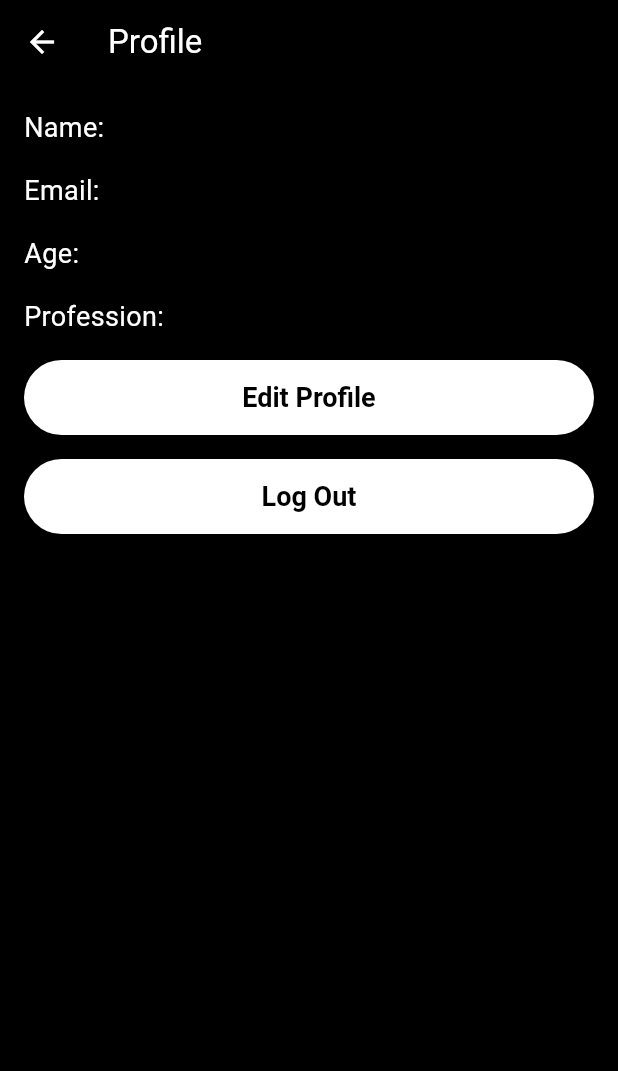
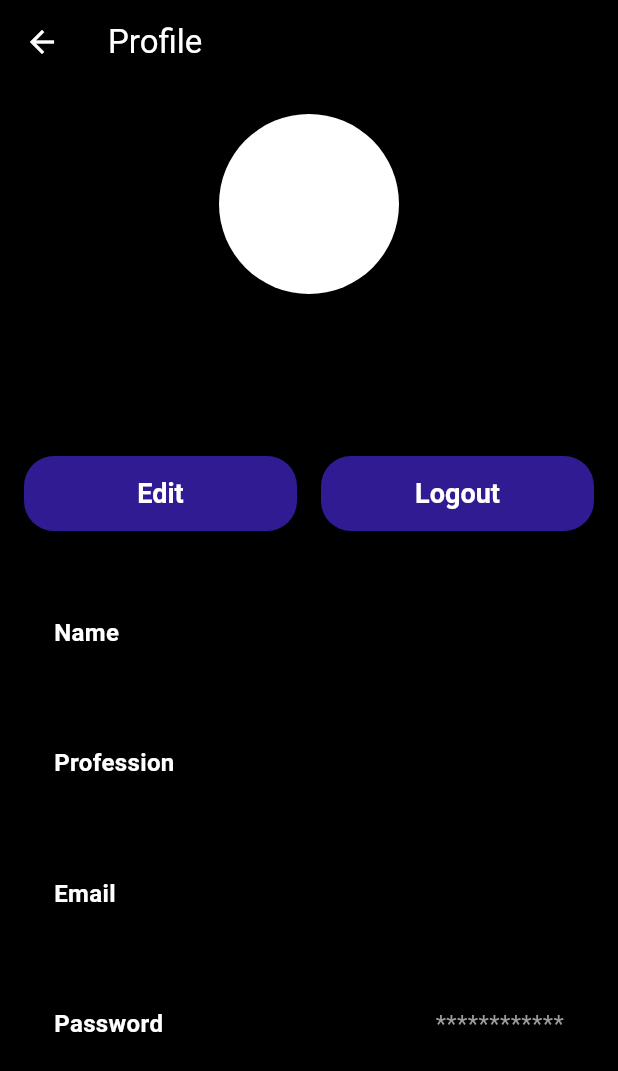
Before and after one commit to cardioverse/ECG-labs, a Flutter app: the SettingsScreen screen opened directly, after a tap on "Profile", on a phone screen of 412 x 824 dp. Shown: the top 1071 px of the screen. Run offline on Flutter 3.47's test engine with Material 3 defaults, Android fonts, the phone set to English and light mode, and no system bars; our stand-ins replace carousel_slider, cloud_firestore, firebase_auth, firebase_core, firebase_storage, flutter_dotenv and 3 more; accounts and stored records are empty.

Commit message:
Added profile screen, slight adjustments to colors

```diff
--- a/lib/progress_card/progress_card.dart
+++ b/lib/progress_card/progress_card.dart
@@ -138,7 +138,7 @@ class _CustomExpansionCardState extends State<CustomExpansionCard> with TickerPr
           ),
           child: Container(
             decoration: BoxDecoration(
-              color: Colors.deepPurple.shade800,
+              color: Colors.deepPurple.shade900,
               borderRadius: BorderRadius.circular(20.0),
             ),
             child: InkWell(
--- a/lib/screens/settings_screen.dart
+++ b/lib/screens/settings_screen.dart
@@ -2,26 +2,36 @@ import 'package:flutter/material.dart';
 import 'package:cloud_firestore/cloud_firestore.dart';
 import 'package:firebase_auth/firebase_auth.dart';
 import 'package:ecg_trainer/user_authentication/login_screen.dart';
+import 'package:ecg_trainer/user_authentication/profile_screen.dart';
 
 class SettingsScreen extends StatelessWidget {
   @override
   Widget build(BuildContext context) {
     return Scaffold(
-      body: Padding(
-        padding: const EdgeInsets.only(top: 48.0, left: 16.0, right: 16.0, bottom: 16.0),
-        child: SingleChildScrollView(
+      appBar: AppBar(
+        title: Text('Settings'),
+        backgroundColor: Colors.black,
+      ),
+      body: SingleChildScrollView(
+        padding: const EdgeInsets.all(16.0),
         child: Column(
-            crossAxisAlignment: CrossAxisAlignment.stretch,
+          crossAxisAlignment: CrossAxisAlignment.start,
           children: [
-              Card(
-                elevation: 4,
-                shape: RoundedRectangleBorder(
-                  borderRadius: BorderRadius.circular(12),
+            GridView(
+              shrinkWrap: true,
+              physics: NeverScrollableScrollPhysics(),
+              gridDelegate: SliverGridDelegateWithFixedCrossAxisCount(
+                crossAxisCount: 2,
+                childAspectRatio: 1.5,
+                crossAxisSpacing: 16,
+                mainAxisSpacing: 16,
               ),
-                child: ListTile(
-                  leading: Icon(Icons.person_outline, color: Colors.blue),
-                  title: Text('Profile'),
-                  subtitle: Text('Manage your profile information'),
+              children: [
+                SettingsCard(
+                  icon: Icons.person_outline,
+                  iconColor: Colors.white,
+                  title: 'Profile',
+                  subtitle: 'Manage your profile information',
                   onTap: () {
                     Navigator.push(
                       context,
@@ -29,92 +39,211 @@ class SettingsScreen extends StatelessWidget {
                     );
                   },
                 ),
+                SettingsCard(
+                  icon: Icons.restart_alt_outlined,
+                  iconColor: Colors.white,
+                  title: 'Reset Data',
+                  subtitle: 'Reset all app data',
+                  onTap: () {
+                    // Add functionality to reset data
+                  },
+                ),
+                SettingsCard(
+                  icon: Icons.notifications_outlined,
+                  iconColor: Colors.white,
+                  title: 'Notification',
+                  subtitle: 'Toggle notification',
+                  onTap: () {
+                    // Add functionality to toggle notifications
+                  },
+                ),
+                SettingsCard(
+                  icon: Icons.privacy_tip_outlined,
+                  iconColor: Colors.white,
+                  title: 'Privacy Policy',
+                  subtitle: 'View our privacy policy',
+                  onTap: () {
+                    // Add functionality to show privacy policy
+                  },
+                ),
+              ],
             ),
             SizedBox(height: 16),
             Card(
+              color: Colors.deepPurple[900],
               elevation: 4,
               shape: RoundedRectangleBorder(
                 borderRadius: BorderRadius.circular(12),
               ),
-                child: ListTile(
-                  leading: Icon(Icons.language_outlined, color: Colors.green),
-                  title: Text('Language'),
-                  subtitle: Text('Change app language'),
-                  onTap: () {
-                    // Add functionality to change language
-                  },
+              child: Padding(
+                padding: const EdgeInsets.all(16.0),
+                child: Column(
+                  crossAxisAlignment: CrossAxisAlignment.start,
+                  children: [
+                    Text(
+                      'About',
+                      style: TextStyle(
+                        fontSize: 18,
+                        fontWeight: FontWeight.bold,
+                        color: Colors.white,
+                      ),
+                    ),
+                    SizedBox(height: 8),
+                    Text(
+                      'ECG Labs',
+                      style: TextStyle(
+                        fontSize: 24,
+                        fontWeight: FontWeight.bold,
+                        color: Colors.white,
+                      ),
+                    ),
+                    SizedBox(height: 4),
+                    Text(
+                      'Version : 1.0.0',
+                      style: TextStyle(
+                        fontSize: 14,
+                        color: Colors.white,
                       ),
                     ),
                     SizedBox(height: 16),
-              Card(
+                    Text(
+                      'Developed by Cardioverse to provide a comprehensive, user-friendly learning experience',
+                      style: TextStyle(
+                        fontSize: 14,
+                        color: Colors.white,
+                      ),
+                    ),
+                    SizedBox(height: 16),
+                    Text(
+                      'Cardioverse is committed to developing practical, user-friendly tools for cardiology education. Through ECG Labs, we aim to bridge the gap between theory and clinical practice, helping professionals hone their ECG interpretation skills.',
+                      style: TextStyle(
+                        fontSize: 14,
+                        color: Colors.white,
+                      ),
+                    ),
+                    SizedBox(height: 16),
+                    Row(
+                      mainAxisAlignment: MainAxisAlignment.spaceEvenly,
+                      children: [
+                        IconButton(
+                          icon: Icon(Icons.language, color: Colors.white),
+                          onPressed: () {
+                            // Add functionality to open website
+                          },
+                        ),
+                        IconButton(
+                          icon: Icon(Icons.alternate_email, color: Colors.white),
+                          onPressed: () {
+                            // Add functionality to open Twitter
+                          },
+                        ),
+                        IconButton(
+                          icon: Icon(Icons.code, color: Colors.white),
+                          onPressed: () {
+                            // Add functionality to open GitHub
+                          },
+                        ),
+                        IconButton(
+                          icon: Icon(Icons.business, color: Colors.white),
+                          onPressed: () {
+                            // Add functionality to open LinkedIn
+                          },
+                        ),
+                      ],
+                    ),
+                  ],
+                ),
+              ),
+            ),
+            SizedBox(height: 16),
+            Padding(
+              padding: const EdgeInsets.symmetric(horizontal: 16.0),
+              child: Row(
+                mainAxisAlignment: MainAxisAlignment.spaceEvenly,
+                children: [
+                  Expanded(
+                    child: ElevatedButton(
+                      style: ElevatedButton.styleFrom(
+                        backgroundColor: Colors.deepPurple[900],
+                        shape: RoundedRectangleBorder(
+                          borderRadius: BorderRadius.circular(12),
+                        ),
+                      ),
+                      onPressed: () {
+                        // Add functionality for licenses
+                      },
+                      child: Text('Licenses', style: TextStyle(color: Colors.white)),
+                    ),
+                  ),
+                  SizedBox(width: 16),
+                  Expanded(
+                    child: ElevatedButton(
+                      style: ElevatedButton.styleFrom(
+                        backgroundColor: Colors.deepPurple[900],
+                        shape: RoundedRectangleBorder(
+                          borderRadius: BorderRadius.circular(12),
+                        ),
+                      ),
+                      onPressed: () {
+                        // Add functionality for privacy policy
+                      },
+                      child: Text('Privacy policy', style: TextStyle(color: Colors.white)),
+                    ),
+                  ),
+                ],
+              ),
+            ),
+          ],
+        ),
+      ),
+    );
+  }
+}
+
+class SettingsCard extends StatelessWidget {
+  final IconData icon;
+  final Color iconColor;
+  final String title;
+  final String subtitle;
+  final VoidCallback onTap;
+
+  SettingsCard({
+    required this.icon,
+    required this.iconColor,
+    required this.title,
+    required this.subtitle,
+    required this.onTap,
+  });
+
+  @override
+  Widget build(BuildContext context) {
+    return GestureDetector(
+      onTap: onTap,
+      child: Card(
+        color: Colors.deepPurple[900],
         elevation: 4,
         shape: RoundedRectangleBorder(
           borderRadius: BorderRadius.circular(12),
         ),
-                child: ListTile(
-                  leading: Icon(Icons.info_outline, color: Colors.orange),
-                  title: Text('About'),
-                  subtitle: Text('Learn more about the app'),
-                  onTap: () {
-                    showAboutDialog(
-                      context: context,
-                      applicationName: 'ECG Trainer',
-                      applicationVersion: 'Version 1.0.0',
-                      applicationIcon: Icon(Icons.favorite_outline, color: Colors.orange),
+        child: Padding(
+          padding: const EdgeInsets.symmetric(vertical: 13.0, horizontal: 7.0),
+          child: Column(
+            mainAxisSize: MainAxisSize.min,
+            mainAxisAlignment: MainAxisAlignment.center,
             children: [
-                        Text('ECG Trainer is designed to help users learn and understand electrocardiograms.'),
-                        SizedBox(height: 10),
-                        Text('Developer: Andy'),
-                        SizedBox(height: 10),
-                        Text('Acknowledgments: Special thanks to the medical community for their invaluable resources.'),
-                      ],
-                    );
-                  },
+              Icon(icon, color: iconColor, size: 32),
+              SizedBox(height: 8),
+              Text(
+                title,
+                style: TextStyle(fontSize: 16, fontWeight: FontWeight.bold, color: Colors.white),
+                textAlign: TextAlign.center,
               ),
-              ),
-              SizedBox(height: 16),
-              Card(
-                elevation: 4,
-                shape: RoundedRectangleBorder(
-                  borderRadius: BorderRadius.circular(12),
-                ),
-                child: ListTile(
-                  leading: Icon(Icons.privacy_tip_outlined, color: Colors.purple),
-                  title: Text('Privacy Policy'),
-                  subtitle: Text('View our privacy policy'),
-                  onTap: () {
-                    // Add functionality to show privacy policy
-                  },
-                ),
-              ),
-              SizedBox(height: 16),
-              Card(
-                elevation: 4,
-                shape: RoundedRectangleBorder(
-                  borderRadius: BorderRadius.circular(12),
-                ),
-                child: ListTile(
-                  leading: Icon(Icons.support_agent_outlined, color: Colors.red),
-                  title: Text('Help & Support'),
-                  subtitle: Text('Get help or contact support'),
-                  onTap: () {
-                    // Add functionality for help & support
-                  },
-                ),
-              ),
-              SizedBox(height: 16),
-              Card(
-                elevation: 4,
-                shape: RoundedRectangleBorder(
-                  borderRadius: BorderRadius.circular(12),
-                ),
-                child: ListTile(
-                  leading: Icon(Icons.restart_alt_outlined, color: Colors.teal),
-                  title: Text('Reset Data'),
-                  subtitle: Text('Reset all app data'),
-                  onTap: () {
-                    // Add functionality to reset data
-                  },
+              SizedBox(height: 4),
+              Flexible(
+                child: Text(
+                  subtitle,
+                  style: TextStyle(fontSize: 12, color: Colors.white),
+                  textAlign: TextAlign.center,
                 ),
               ),
             ],
@@ -124,83 +253,3 @@ class SettingsScreen extends StatelessWidget {
     );
   }
 }
-
-class ProfileScreen extends StatefulWidget {
-  @override
-  _ProfileScreenState createState() => _ProfileScreenState();
-}
-
-class _ProfileScreenState extends State<ProfileScreen> {
-  final FirebaseAuth _auth = FirebaseAuth.instance;
-  final FirebaseFirestore _firestore = FirebaseFirestore.instance;
-
-  String fullName = '';
-  String email = '';
-  String age = '';
-  String profession = '';
-
-  @override
-  void initState() {
-    super.initState();
-    _loadUserProfile();
-  }
-
-  Future<void> _loadUserProfile() async {
-    User? user = _auth.currentUser;
-    if (user != null) {
-      DocumentSnapshot userDoc = await _firestore.collection('users').doc(user.uid).get();
-      setState(() {
-        fullName = userDoc['full_name'] ?? '';
-        email = userDoc['email'] ?? '';
-        age = userDoc['age'] ?? '';
-        profession = userDoc['profession'] ?? '';
-      });
-    }
-  }
-
-  @override
-  Widget build(BuildContext context) {
-    return Scaffold(
-      appBar: AppBar(
-        title: Text('Profile'),
-      ),
-      body: Padding(
-        padding: const EdgeInsets.all(16.0),
-        child: SingleChildScrollView(
-          child: Column(
-            crossAxisAlignment: CrossAxisAlignment.start,
-            children: [
-              Text('Name: $fullName', style: TextStyle(fontSize: 18)),
-              SizedBox(height: 16),
-              Text('Email: $email', style: TextStyle(fontSize: 18)),
-              SizedBox(height: 16),
-              Text('Age: $age', style: TextStyle(fontSize: 18)),
-              SizedBox(height: 16),
-              Text('Profession: $profession', style: TextStyle(fontSize: 18)),
-              SizedBox(height: 16),
-              ElevatedButton(
-                onPressed: () {
-                  // Add functionality to edit profile
-                },
-                child: Text('Edit Profile'),
-              ),
-              SizedBox(height: 16),
-              ElevatedButton(
-                onPressed: () {
-                  // Log out and navigate to LoginScreen
-                  _auth.signOut();
-                  Navigator.pushAndRemoveUntil(
-                    context,
-                    MaterialPageRoute(builder: (context) => LoginScreen()),
-                        (route) => false,
-                  );
-                },
-                child: Text('Log Out'),
-              ),
-            ],
-          ),
-        ),
-      ),
-    );
-  }
-}
--- /dev/null
+++ b/lib/user_authentication/profile_screen.dart
@@ -0,0 +1,165 @@
+import 'package:flutter/material.dart';
+import 'package:cloud_firestore/cloud_firestore.dart';
+import 'package:firebase_auth/firebase_auth.dart';
+import 'package:ecg_trainer/user_authentication/login_screen.dart';
+
+class ProfileScreen extends StatefulWidget {
+  @override
+  _ProfileScreenState createState() => _ProfileScreenState();
+}
+
+class _ProfileScreenState extends State<ProfileScreen> {
+  final FirebaseAuth _auth = FirebaseAuth.instance;
+  final FirebaseFirestore _firestore = FirebaseFirestore.instance;
+
+  String fullName = '';
+  String email = '';
+  String age = '';
+  String profession = '';
+
+  @override
+  void initState() {
+    super.initState();
+    _loadUserProfile();
+  }
+
+  Future<void> _loadUserProfile() async {
+    User? user = _auth.currentUser;
+    if (user != null) {
+      DocumentSnapshot userDoc = await _firestore.collection('users').doc(user.uid).get();
+      setState(() {
+        fullName = userDoc['full_name'] ?? '';
+        email = userDoc['email'] ?? '';
+        age = userDoc['age'] ?? '';
+        profession = userDoc['profession'] ?? '';
+      });
+    }
+  }
+
+  @override
+  Widget build(BuildContext context) {
+    return Scaffold(
+      backgroundColor: Colors.black,
+      appBar: AppBar(
+        backgroundColor: Colors.black,
+        title: Text('Profile', style: TextStyle(color: Colors.white)),
+        centerTitle: false,
+        elevation: 0,
+      ),
+      body: Padding(
+        padding: const EdgeInsets.symmetric(horizontal: 16.0),
+        child: SingleChildScrollView(
+          child: Column(
+            children: [
+              SizedBox(height: 20),
+              CircleAvatar(
+                radius: 60,
+                backgroundColor: Colors.white,
+              ),
+              SizedBox(height: 16),
+              Text(
+                fullName,
+                style: TextStyle(
+                  color: Colors.white,
+                  fontSize: 24,
+                  fontWeight: FontWeight.bold,
+                ),
+              ),
+              SizedBox(height: 8),
+              Text(
+                profession,
+                style: TextStyle(
+                  color: Colors.grey,
+                  fontSize: 18,
+                ),
+              ),
+              SizedBox(height: 24),
+              Row(
+                mainAxisAlignment: MainAxisAlignment.spaceEvenly,
+                children: [
+                  Expanded(
+                    child: ElevatedButton(
+                      style: ElevatedButton.styleFrom(
+                        backgroundColor: Colors.deepPurple[900],
+                        shape: RoundedRectangleBorder(
+                          borderRadius: BorderRadius.circular(20),
+                        ),
+                        padding: EdgeInsets.symmetric(vertical: 12),
+                      ),
+                      onPressed: () {
+                        // Add functionality to edit profile
+                      },
+                      child: Text('Edit', style: TextStyle(color: Colors.white)),
+                    ),
+                  ),
+                  SizedBox(width: 16),
+                  Expanded(
+                    child: ElevatedButton(
+                      style: ElevatedButton.styleFrom(
+                        backgroundColor: Colors.deepPurple[900],
+                        shape: RoundedRectangleBorder(
+                          borderRadius: BorderRadius.circular(20),
+                        ),
+                        padding: EdgeInsets.symmetric(vertical: 12),
+                      ),
+                      onPressed: () {
+                        _auth.signOut();
+                        Navigator.pushAndRemoveUntil(
+                          context,
+                          MaterialPageRoute(builder: (context) => LoginScreen()),
+                              (route) => false,
+                        );
+                      },
+                      child: Text('Logout', style: TextStyle(color: Colors.white)),
+                    ),
+                  ),
+                ],
+              ),
+              SizedBox(height: 32),
+              _buildProfileInfoCard('Name', fullName),
+              SizedBox(height: 16),
+              _buildProfileInfoCard('Profession', profession),
+              SizedBox(height: 16),
+              _buildProfileInfoCard('Email', email),
+              SizedBox(height: 16),
+              _buildProfileInfoCard('Password', '************'),
+            ],
+          ),
+        ),
+      ),
+    );
+  }
+
+  Widget _buildProfileInfoCard(String title, String value) {
+    return Card(
+      color: Colors.black,
+      shape: RoundedRectangleBorder(
+        borderRadius: BorderRadius.circular(16),
+      ),
+      elevation: 4,
+      child: Padding(
+        padding: const EdgeInsets.symmetric(horizontal: 16.0, vertical: 20.0),
+        child: Row(
+          mainAxisAlignment: MainAxisAlignment.spaceBetween,
+          children: [
+            Text(
+              title,
+              style: TextStyle(
+                color: Colors.white,
+                fontSize: 16,
+                fontWeight: FontWeight.w600,
+              ),
+            ),
+            Text(
+              value,
+              style: TextStyle(
+                color: Colors.grey,
+                fontSize: 16,
+              ),
+            ),
+          ],
+        ),
+      ),
+    );
+  }
+}
```
Lines whose indentation alone changed are shown as unchanged.
